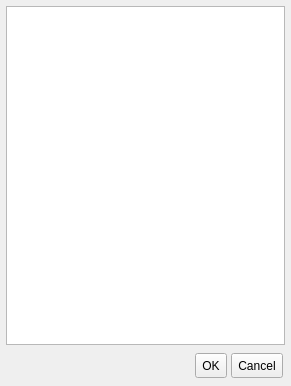
MariusDec/Lan-Messenger, file lmc/src/userselectdialog.ui: the form before one commit.
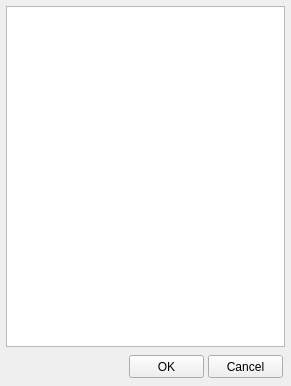
The form after the commit. Custom widgets are drawn as their Qt base class.

```diff
--- a/lmc/src/userselectdialog.ui
+++ b/lmc/src/userselectdialog.ui
@@ -68,15 +68,15 @@
       <item>
        <widget class="ThemedButton" name="buttonOK">
         <property name="sizePolicy">
-         <sizepolicy hsizetype="Preferred" vsizetype="Preferred">
+         <sizepolicy hsizetype="Preferred" vsizetype="Fixed">
           <horstretch>0</horstretch>
           <verstretch>0</verstretch>
          </sizepolicy>
         </property>
         <property name="minimumSize">
          <size>
-          <width>0</width>
-          <height>25</height>
+          <width>75</width>
+          <height>23</height>
          </size>
         </property>
         <property name="text">
@@ -87,15 +87,15 @@
       <item>
        <widget class="ThemedButton" name="buttonCancel">
         <property name="sizePolicy">
-         <sizepolicy hsizetype="Preferred" vsizetype="Preferred">
+         <sizepolicy hsizetype="Preferred" vsizetype="Fixed">
           <horstretch>0</horstretch>
           <verstretch>0</verstretch>
          </sizepolicy>
         </property>
         <property name="minimumSize">
          <size>
-          <width>0</width>
-          <height>24</height>
+          <width>75</width>
+          <height>23</height>
          </size>
         </property>
         <property name="text">
```
